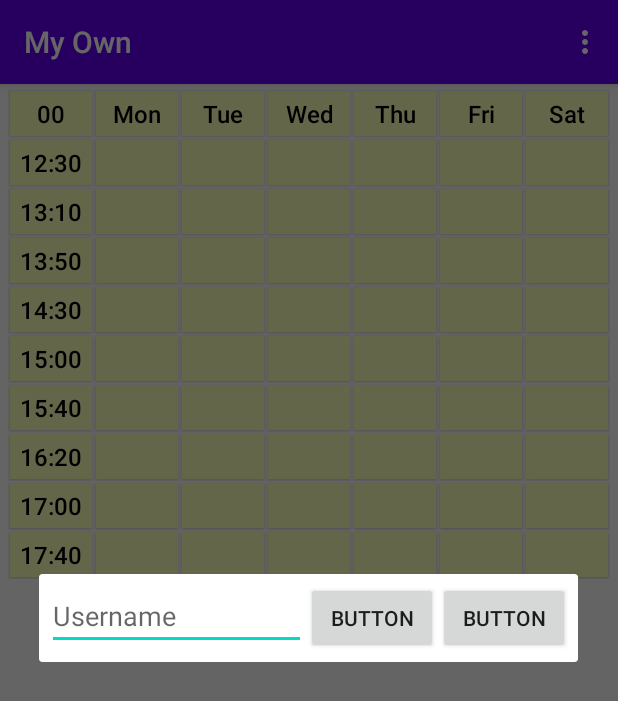
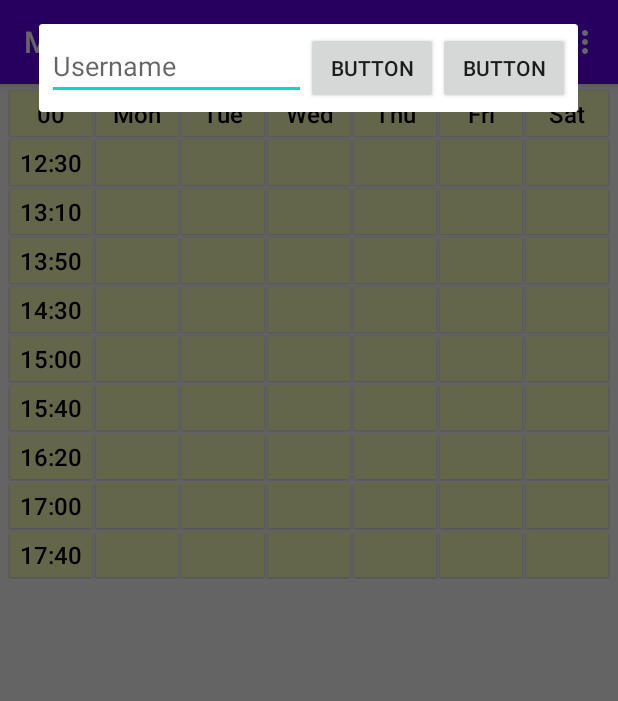
Before and after one commit to milindoka/TimeTable, an Android app: the screen it shows after launch (MainActivity), in the options menu, after a tap on "Settings", on a phone screen of 412 x 824 dp. Shown: the top 701 px of the screen. Run offline under Robolectric (Android 15) with nearby library versions, the phone set to English and light mode, and no system bars.

Commit message:
Positioned entry dialog on top by overriding oncreateview

```diff
--- a/app/src/main/java/in/org/ilugbom/Cell_Entry_Dialog.java
+++ b/app/src/main/java/in/org/ilugbom/Cell_Entry_Dialog.java
@@ -3,18 +3,16 @@ package in.org.ilugbom;
 import android.app.AlertDialog;
 import android.app.Dialog;
 import android.content.Context;
-import android.content.DialogInterface;
 import android.os.Bundle;
+import android.view.Gravity;
 import android.view.LayoutInflater;
 import android.view.View;
+import android.view.ViewGroup;
 import android.widget.Button;
 import android.widget.EditText;
-
 import androidx.annotation.NonNull;
 import androidx.annotation.Nullable;
 import androidx.appcompat.app.AppCompatDialogFragment;
-
-import java.util.zip.Inflater;
 
 public class Cell_Entry_Dialog extends AppCompatDialogFragment {
 
@@ -25,12 +23,11 @@ public class Cell_Entry_Dialog extends AppCompatDialogFragment {
     @Override
     public Dialog onCreateDialog(@Nullable Bundle savedInstanceState) {
         final AlertDialog.Builder builder = new AlertDialog.Builder(getActivity());
+
         LayoutInflater inflater=getActivity().getLayoutInflater();
         View view= inflater.inflate(R.layout.cell_entry_dialog,null);
 
-        //final AlertDialog ad = builder.show();
         Button btndone = (Button) view.findViewById(R.id.buttonok);
-
         btndone.setOnClickListener(new View.OnClickListener() {
             @Override
             public void onClick(View view) {
@@ -41,37 +38,15 @@ public class Cell_Entry_Dialog extends AppCompatDialogFragment {
         });
 
         Button btncancel = (Button) view.findViewById(R.id.buttoncancel);
-
         btncancel.setOnClickListener(new View.OnClickListener() {
             @Override
             public void onClick(View view) {
                 dismiss();
             }
         });
+        builder.setView(view);
+        cellentry=view.findViewById(R.id.edit_cell);
 
-
-        builder.setView(view);
-        /*
-        .setTitle("Login")
-                .setNegativeButton("cancel", new DialogInterface.OnClickListener() {
-                    @Override
-                    public void onClick(DialogInterface dialogInterface, int i) {
-
-                    }
-                })
-            /*
-                .setPositiveButton("ok", new DialogInterface.OnClickListener() {
-                    @Override
-                    public void onClick(DialogInterface dialogInterface, int i) {
-                        String tempcelltext = cellentry.getText().toString();
-                        listener.applyText(tempcelltext);
-                    //    String password = editTextPassword.getText().toString();
-                    //    listener.applyTexts(username, password);
-                    }
-                });
-
-             */
-        cellentry=view.findViewById(R.id.edit_cell);
         return builder.create();
     }
 
@@ -92,4 +67,9 @@ public class Cell_Entry_Dialog extends AppCompatDialogFragment {
         void  applyText(String celltext);
     }
 
+    @Override
+    public View onCreateView(LayoutInflater inflater, ViewGroup container, Bundle savedInstanceState) {
+        getDialog().getWindow().setGravity(Gravity.CENTER_HORIZONTAL | Gravity.TOP);
+        return getView();
+    }
 }
--- a/app/src/main/java/in/org/ilugbom/MainActivity.java
+++ b/app/src/main/java/in/org/ilugbom/MainActivity.java
@@ -3,28 +3,15 @@ package in.org.ilugbom;
 import android.content.Context;
 import android.content.SharedPreferences;
 import android.os.Bundle;
-
-import com.google.android.material.floatingactionbutton.FloatingActionButton;
-import com.google.android.material.snackbar.Snackbar;
-import com.google.gson.Gson;
-import com.google.gson.reflect.TypeToken;
-
-import androidx.annotation.NonNull;
 import androidx.appcompat.app.AppCompatActivity;
 import androidx.appcompat.widget.Toolbar;
-import androidx.viewpager.widget.ViewPager;
 import androidx.viewpager2.widget.ViewPager2;
-
-import android.view.View;
 import android.view.Menu;
 import android.view.MenuItem;
-import android.widget.Toast;
 
-import java.lang.reflect.Type;
 import java.util.ArrayList;
 import java.util.List;
 
-import static android.provider.Contacts.SettingsColumns.KEY;
 
 public class MainActivity extends AppCompatActivity implements Cell_Entry_Dialog.cell_Entry_Dialog_Listener {
     private ViewPager2 viewPager2;
@@ -158,31 +145,9 @@ public class MainActivity extends AppCompatActivity implements Cell_Entry_Dialog
 
                 }
             pagerMList.get(t).title=temp[index];
-
         }
-
         return pagerMList;
-
      }
-
-
-/*
-
-    public  List<PagerM> loaddata(Context context) {
-        List<PagerM> callLog = new ArrayList<PagerM>();
-        SharedPreferences mPrefs = context.getSharedPreferences("TT-PREFS", context.MODE_PRIVATE);
-        Gson gson = new Gson();
-        String json = mPrefs.getString("myJson", "");
-        if (json.isEmpty()) {
-            callLog = new ArrayList<PagerM>();
-        } else {
-            Type type = new TypeToken<List<PagerM>>() {
-            }.getType();
-            callLog = gson.fromJson(json, type);
-        }
-        return callLog;
-    }
-*/
 
     @Override
     public boolean onCreateOptionsMenu(Menu menu) {
@@ -211,8 +176,6 @@ public class MainActivity extends AppCompatActivity implements Cell_Entry_Dialog
         return super.onOptionsItemSelected(item);
     }
 
-
-
 void ShowCellEntryDialog()
 {
     Cell_Entry_Dialog ced=new Cell_Entry_Dialog();
```
